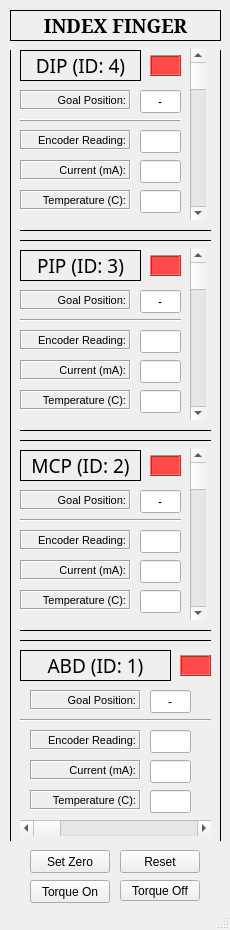
The window that rqt_finger_manipulation/resource/main_window.ui (Yuandi-Huang/mint_hand) describes before a commit, drawn with Qt 5.
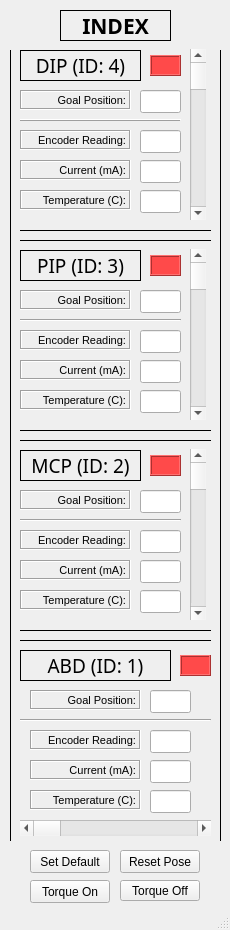
The same window after the commit.

Commit message: Added GUI features and expanded documentation rqt_finger_manipulation: - implemented torque enabled indicator - implemented present current textbox - implemented enable/disable all motors button

Patch:
```diff
--- a/rqt_finger_manipulation/resource/main_window.ui
+++ b/rqt_finger_manipulation/resource/main_window.ui
@@ -73,7 +73,7 @@
      </rect>
     </property>
     <property name="text">
-     <string>Set Zero</string>
+     <string>Set Default</string>
     </property>
    </widget>
    <widget class="QPushButton" name="reset_button">
@@ -92,7 +92,7 @@
      </sizepolicy>
     </property>
     <property name="text">
-     <string>Reset</string>
+     <string>Reset Pose</string>
     </property>
    </widget>
    <widget class="QLabel" name="PIP_label">
@@ -359,7 +359,7 @@
      </rect>
     </property>
     <property name="text">
-     <string>-</string>
+     <string/>
     </property>
     <property name="alignment">
      <set>Qt::AlignCenter</set>
@@ -438,16 +438,16 @@
    <widget class="QLabel" name="INDEX_label">
     <property name="geometry">
      <rect>
-      <x>10</x>
+      <x>60</x>
       <y>10</y>
-      <width>211</width>
+      <width>111</width>
       <height>31</height>
      </rect>
     </property>
     <property name="font">
      <font>
-      <family>Serif</family>
-      <pointsize>14</pointsize>
+      <family>Ubuntu Sans Mono</family>
+      <pointsize>16</pointsize>
       <weight>75</weight>
       <bold>true</bold>
       <underline>false</underline>
@@ -461,7 +461,7 @@
      <enum>QFrame::Box</enum>
     </property>
     <property name="text">
-     <string>INDEX FINGER</string>
+     <string>INDEX</string>
     </property>
     <property name="textFormat">
      <enum>Qt::AutoText</enum>
@@ -547,7 +547,7 @@
      </rect>
     </property>
     <property name="text">
-     <string>-</string>
+     <string/>
     </property>
     <property name="alignment">
      <set>Qt::AlignCenter</set>
@@ -858,7 +858,7 @@
      </rect>
     </property>
     <property name="text">
-     <string>-</string>
+     <string/>
     </property>
     <property name="alignment">
      <set>Qt::AlignCenter</set>
@@ -1302,7 +1302,7 @@
      </rect>
     </property>
     <property name="text">
-     <string>-</string>
+     <string/>
     </property>
     <property name="alignment">
      <set>Qt::AlignCenter</set>
```
Left out of the diff: 26 changed lines with no effect on the pictures. The commit also changes 12 other files.
